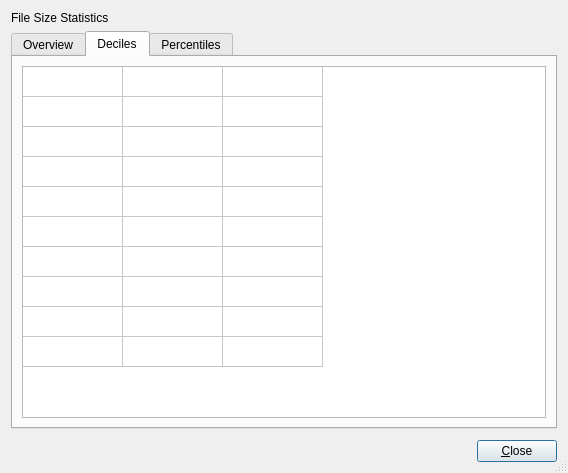
Above: src/file-size-stats-window.ui from shundhammer/qdirstat before the change. Below: the same form after it.
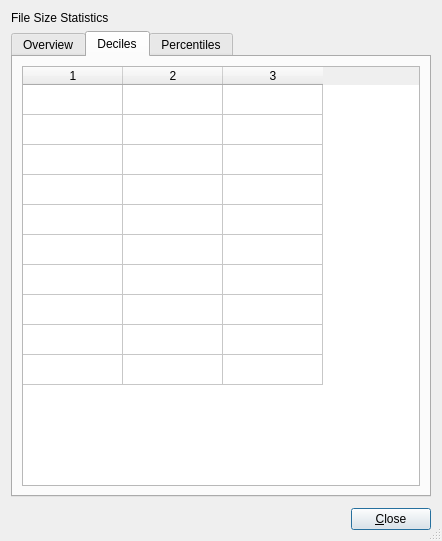
That is the form after the change. The open tabs and pages were chosen to show the change.

Commit message: Restored widget defaults after Qt designer fucked them up

Diff of the .ui file:
```diff
--- a/src/file-size-stats-window.ui
+++ b/src/file-size-stats-window.ui
@@ -6,8 +6,8 @@
    <rect>
     <x>0</x>
     <y>0</y>
-    <width>568</width>
-    <height>473</height>
+    <width>442</width>
+    <height>541</height>
    </rect>
   </property>
   <property name="windowTitle">
@@ -74,9 +74,6 @@
          <property name="columnCount">
           <number>3</number>
          </property>
-         <attribute name="horizontalHeaderVisible">
-          <bool>false</bool>
-         </attribute>
          <attribute name="verticalHeaderVisible">
           <bool>false</bool>
          </attribute>
```
Left out of the diff: 2 changed lines with no effect on the pictures.
